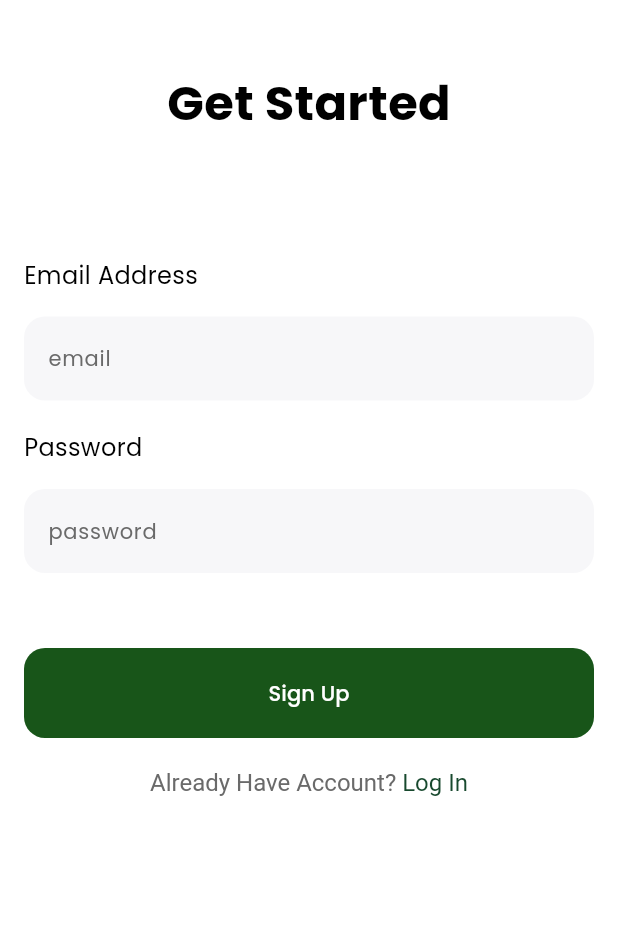
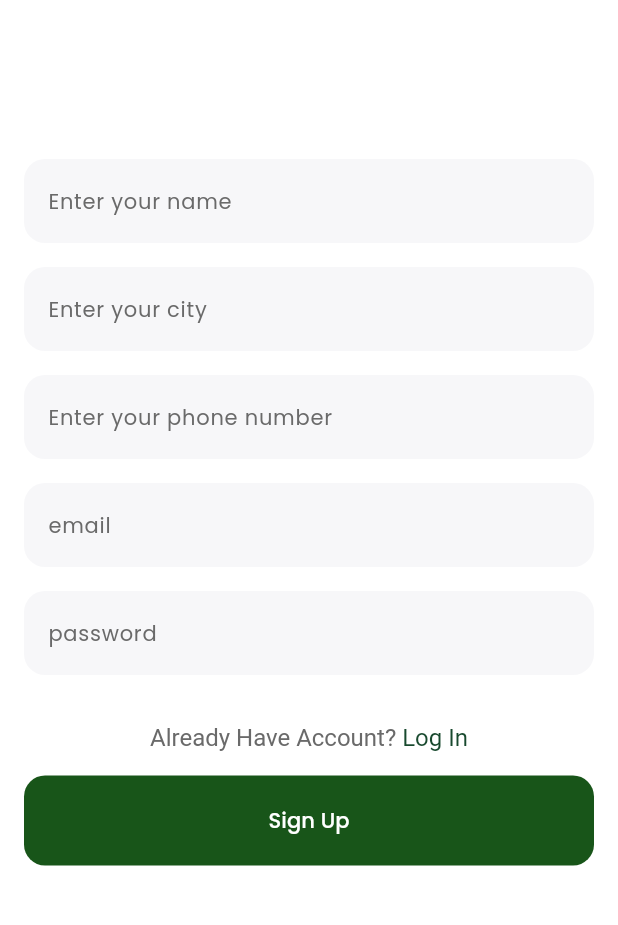
Before and after one commit to BilalR4M/EcoSpere, a Flutter app: the Signup screen opened directly, on a phone screen of 412 x 824 dp, the part 135-1060 px from its top. Run offline on Flutter 3.47's test engine with Material 3 defaults, Android fonts, the phone set to English and light mode, and no system bars; our stand-ins replace cloud_firestore, firebase_auth, firebase_core, flutter_svg, fluttertoast, go_router and 2 more; accounts and stored records are empty.

Commit message:
user pages

```diff
--- a/lib/main.dart
+++ b/lib/main.dart
@@ -1,6 +1,7 @@
 import 'package:ecosphere/pages/calendar.dart';
 import 'package:ecosphere/pages/home.dart';
 import 'package:ecosphere/pages/login.dart';
+import 'package:ecosphere/pages/user_profile.dart';
 import 'package:firebase_core/firebase_core.dart';
 import 'package:flutter/material.dart';
 
@@ -28,6 +29,7 @@ class Ecosphere extends StatelessWidget {
       //routes
       routes: {
         '/calendar': (context) => const CalendarPage(), // Define the calendar route
+        '/user_profile': (context) => const UserProfilePage(), // Define the user profile route
       },
       onUnknownRoute: (settings) {
         return MaterialPageRoute(builder: (context) => const Home());
--- a/lib/pages/calendar.dart
+++ b/lib/pages/calendar.dart
@@ -15,6 +15,7 @@ class CalendarPage extends StatefulWidget {
   const CalendarPage({super.key});
 
   @override
+  // ignore: library_private_types_in_public_api
   _CalendarPageState createState() => _CalendarPageState();
 }
 
--- a/lib/pages/search.dart
+++ b/lib/pages/search.dart
@@ -10,6 +10,7 @@ class SearchPage extends StatefulWidget {
   const SearchPage({super.key});
 
   @override
+  // ignore: library_private_types_in_public_api
   _SearchPageState createState() => _SearchPageState();
 }
 
--- a/lib/pages/signup.dart
+++ b/lib/pages/signup.dart
@@ -1,3 +1,5 @@
+//signin page
+
 import 'package:ecosphere/pages/login.dart';
 import 'package:ecosphere/services/auth_service.dart';
 import 'package:flutter/gestures.dart';
@@ -6,8 +8,11 @@ import 'package:flutter/material.dart';
 class Signup extends StatelessWidget {
   Signup({super.key});
 
+  final TextEditingController _nameController = TextEditingController(); // Name field
   final TextEditingController _emailController = TextEditingController();
   final TextEditingController _passwordController = TextEditingController();
+  final TextEditingController _cityController = TextEditingController(); // City field
+  final TextEditingController _phoneController = TextEditingController(); // Phone number field
 
   @override
   Widget build(BuildContext context) {
@@ -47,30 +52,48 @@ class Signup extends StatelessWidget {
          padding: const EdgeInsets.symmetric(horizontal: 16,vertical: 16),
           child: Column(
             children: [
-              const SizedBox(height: 20,),
-              const Center(
-                child: Text(
-                  'Get Started',
-                  style: TextStyle(
-                      color: Colors.black,
-                      fontWeight: FontWeight.w700,
-                      fontSize: 32
-                  )
-                ),
-              ),
-              const SizedBox(height: 80,),
-               _emailAddress(),
-               const SizedBox(height: 20,),
-               _password(),
-               const SizedBox(height: 50,),
-               _signup(context),
-               const SizedBox(height: 20,),
-               _signin(context)
+
+              const SizedBox(height: 64),
+              _nameField(),
+              _cityField(), // Add city field
+              _phoneField(), // Add phone number field
+              _emailAddress(),
+              _password(),
+              const SizedBox(height: 32),
+              _signin(context),
+              _signup(context),
+
             ],
           ),
+        ),
+      )
+    );
+  }
 
-      ),
-      )
+  Widget _nameField() {
+    return Column(
+      mainAxisAlignment: MainAxisAlignment.start,
+      crossAxisAlignment: CrossAxisAlignment.start,
+      children: [
+        const SizedBox(height: 16,),
+        TextField(
+          controller: _nameController,
+          decoration: InputDecoration(
+            filled: true,
+            hintText: 'Enter your name',
+            hintStyle: const TextStyle(
+              color: Color(0xff6A6A6A),
+              fontWeight: FontWeight.normal,
+              fontSize: 14
+            ),
+            fillColor: const Color(0xffF7F7F9),
+            border: OutlineInputBorder(
+              borderSide: BorderSide.none,
+              borderRadius: BorderRadius.circular(14),
+            ),
+          ),
+        ),
+      ],
     );
   }
 
@@ -79,14 +102,6 @@ class Signup extends StatelessWidget {
       mainAxisAlignment: MainAxisAlignment.start,
       crossAxisAlignment: CrossAxisAlignment.start,
       children: [
-        const Text(
-          'Email Address',
-          style: TextStyle(
-              color: Colors.black,
-              fontWeight: FontWeight.normal,
-              fontSize: 16
-          ),
-        ),
         const SizedBox(height: 16,),
         TextField(
           controller: _emailController,
@@ -114,14 +129,6 @@ class Signup extends StatelessWidget {
       mainAxisAlignment: MainAxisAlignment.start,
       crossAxisAlignment: CrossAxisAlignment.start,
       children: [
-        const Text(
-          'Password',
-          style:  TextStyle(
-              color: Colors.black,
-              fontWeight: FontWeight.normal,
-              fontSize: 16
-          ),
-        ),
         const SizedBox(height: 16,),
         TextField(
           controller: _passwordController,
@@ -145,6 +152,61 @@ class Signup extends StatelessWidget {
     );
   }
 
+  Widget _cityField() {
+    return Column(
+      mainAxisAlignment: MainAxisAlignment.start,
+      crossAxisAlignment: CrossAxisAlignment.start,
+      children: [
+        const SizedBox(height: 16,),
+        TextField(
+          controller: _cityController,
+          decoration: InputDecoration(
+            filled: true,
+            hintText: 'Enter your city',
+            hintStyle: const TextStyle(
+              color: Color(0xff6A6A6A),
+              fontWeight: FontWeight.normal,
+              fontSize: 14
+            ),
+            fillColor: const Color(0xffF7F7F9),
+            border: OutlineInputBorder(
+              borderSide: BorderSide.none,
+              borderRadius: BorderRadius.circular(14),
+            ),
+          ),
+        ),
+      ],
+    );
+  }
+
+  Widget _phoneField() {
+    return Column(
+      mainAxisAlignment: MainAxisAlignment.start,
+      crossAxisAlignment: CrossAxisAlignment.start,
+      children: [
+        const SizedBox(height: 16,),
+        TextField(
+          controller: _phoneController,
+          keyboardType: TextInputType.phone,
+          decoration: InputDecoration(
+            filled: true,
+            hintText: 'Enter your phone number',
+            hintStyle: const TextStyle(
+              color: Color(0xff6A6A6A),
+              fontWeight: FontWeight.normal,
+              fontSize: 14
+            ),
+            fillColor: const Color(0xffF7F7F9),
+            border: OutlineInputBorder(
+              borderSide: BorderSide.none,
+              borderRadius: BorderRadius.circular(14),
+            ),
+          ),
+        ),
+      ],
+    );
+  }
+
   Widget _signup(BuildContext context) {
     return ElevatedButton(
       style: ElevatedButton.styleFrom(
@@ -156,16 +218,18 @@ class Signup extends StatelessWidget {
           elevation: 0,
       ),
       onPressed: () async {
-       await AuthService().signup(
+        await AuthService().signup(
+          name: _nameController.text, // Pass name
           email: _emailController.text,
           password: _passwordController.text,
-          context: context
+          city: _cityController.text, // Pass city
+          phone: _phoneController.text, // Pass phone
+          context: context,
         );
       },
       child: const Text("Sign Up", style: TextStyle(color: Colors.white,)),
     );
   }
-
   Widget _signin(BuildContext context) {
     return Padding(
       padding: const EdgeInsets.only(bottom: 16),
@@ -202,4 +266,6 @@ class Signup extends StatelessWidget {
       ),
     );
   }
+
+  // Other functions remain unchanged
 }
--- a/lib/services/auth_service.dart
+++ b/lib/services/auth_service.dart
@@ -1,5 +1,8 @@
+// auth_service page
+
 import 'dart:developer';
 
+import 'package:cloud_firestore/cloud_firestore.dart';
 import 'package:firebase_auth/firebase_auth.dart';
 import 'package:flutter/material.dart';
 import 'package:fluttertoast/fluttertoast.dart';
@@ -9,35 +12,47 @@ import 'package:ecosphere/pages/login.dart';
 
 class AuthService {
 
+   final FirebaseFirestore _firestore = FirebaseFirestore.instance;
+
   Future<void> signup({
     required String email,
     required String password,
-    required BuildContext context
+    required String name,      // New parameter for name
+    required String city,       // New parameter for city
+    required String phone,      // New parameter for phone number
+    required BuildContext context,
   }) async {
+    try {
+      UserCredential userCredential = await FirebaseAuth.instance.createUserWithEmailAndPassword(
+        email: email,
+        password: password,
+      );
 
-    try {
+      // Get the signed-up user
+      User? user = userCredential.user;
 
-      await FirebaseAuth.instance.createUserWithEmailAndPassword(
-        email: email,
-        password: password
-      );
+      // Store additional user info in Firestore under a 'users' collection
+      await _firestore.collection('users').doc(user!.uid).set({
+        'name': name,
+        'email': email,
+        'city': city,
+        'phone': phone,
+      });
 
       await Future.delayed(const Duration(seconds: 1));
       Navigator.pushReplacement(
         context,
-        MaterialPageRoute(
-          builder: (BuildContext context) => const Home()
-        )
+        MaterialPageRoute(builder: (BuildContext context) => const Home()),
       );
 
-    } on FirebaseAuthException catch(e) {
+    } on FirebaseAuthException catch (e) {
       String message = '';
       if (e.code == 'weak-password') {
         message = 'The password provided is too weak.';
       } else if (e.code == 'email-already-in-use') {
         message = 'An account already exists with that email.';
       }
-       Fluttertoast.showToast(
+      Fluttertoast.showToast(
         msg: message,
         toastLength: Toast.LENGTH_LONG,
         gravity: ToastGravity.SNACKBAR,
@@ -45,11 +60,9 @@ class AuthService {
         textColor: Colors.white,
         fontSize: 14.0,
       );
-    }
-    catch(e){
+    } catch (e) {
       log(e.toString());
     }
-
   }
 
   Future<void> signin({
@@ -108,4 +121,18 @@ class AuthService {
         )
       );
   }
+
+  // user name
+  Future<String?> getUserName() async {
+    User? user = FirebaseAuth.instance.currentUser;
+
+    if (user != null) {
+      DocumentSnapshot userDoc = await FirebaseFirestore.instance.collection('users').doc(user.uid).get();
+
+      if (userDoc.exists) {
+        return userDoc.get('name');
+      }
+    }
+    return null; // Return null if user doesn't exist or isn't logged in
+  }
 }
```
Also changed, not shown: lib/pages/edit_user_profile.dart (added, +119 -0 lines), lib/pages/home.dart (+132 -21 lines), lib/pages/user_profile.dart (added, +143 -0 lines), lib/src/namewidget.dart (added, +48 -0 lines).
